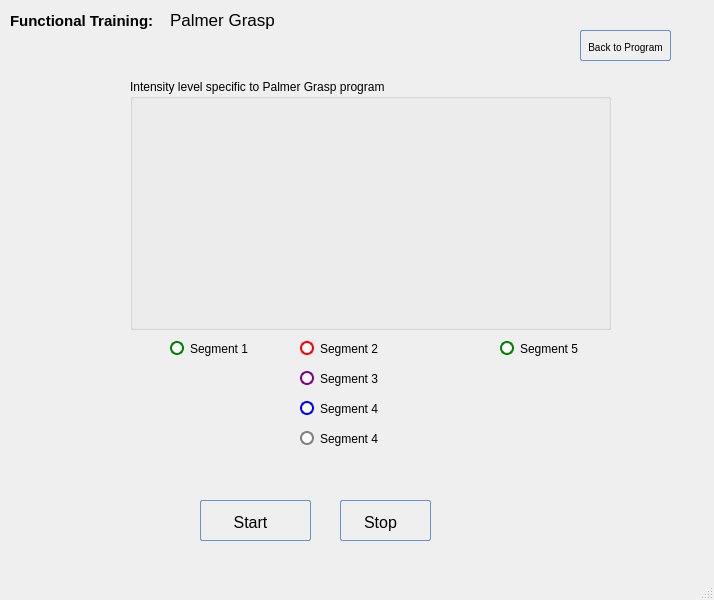
This is POML060_v1/programpalmergrasp.ui in viniltc/POML060 as Qt 5 draws it before an edit. The edited form follows.
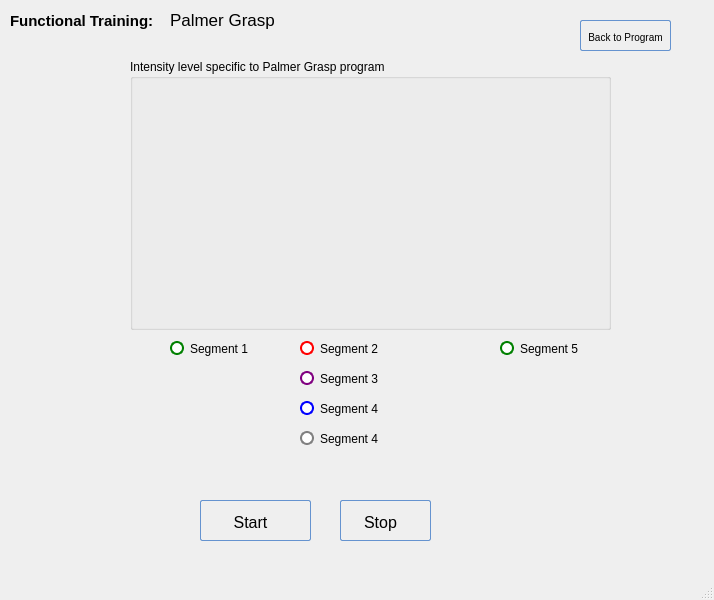
This is the edited form. Icons and pictures are not drawn.

Patch:
```diff
--- a/POML060_v1/programpalmergrasp.ui
+++ b/POML060_v1/programpalmergrasp.ui
@@ -325,7 +325,7 @@
     <property name="geometry">
      <rect>
       <x>580</x>
-      <y>30</y>
+      <y>20</y>
       <width>91</width>
       <height>31</height>
      </rect>
@@ -380,9 +380,9 @@
     <property name="geometry">
      <rect>
       <x>130</x>
-      <y>79</y>
+      <y>59</y>
       <width>481</width>
-      <height>251</height>
+      <height>271</height>
      </rect>
     </property>
     <property name="title">
```
